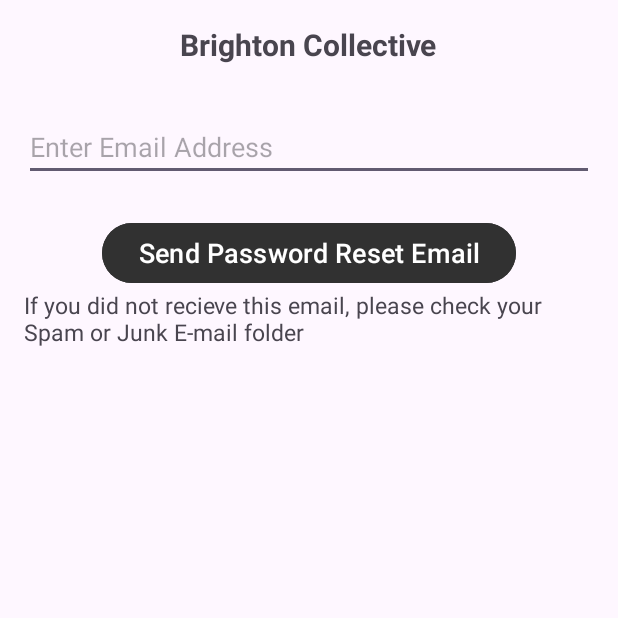
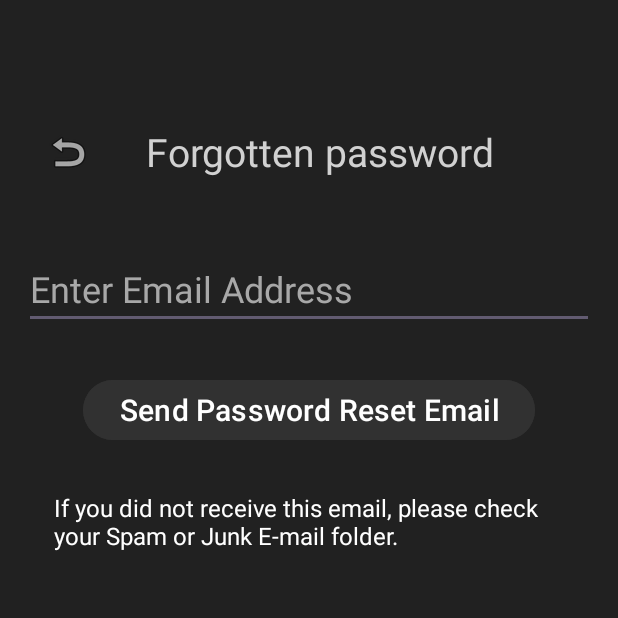
Before and after one commit to Ab2956/BrightonCollective, an Android app: the ForgottenPasswordActivity screen opened directly, with no data from a screen before it, on a phone screen of 412 x 824 dp, the top half of it. Run offline under Robolectric (Android 15) with nearby library versions, the phone set to English and light mode, and no system bars; our stand-ins replace Firebase (no records; nobody signed in at launch, a user with empty details on screens opened directly); Roboto replaces fonts that are not available here.

Commit message:
xml updates

```diff
--- a/app/src/main/res/layout/activity_forgotten_password.xml
+++ b/app/src/main/res/layout/activity_forgotten_password.xml
@@ -1,9 +1,10 @@
-<androidx.constraintlayout.widget.ConstraintLayout
+<RelativeLayout
     xmlns:android="http://schemas.android.com/apk/res/android"
     xmlns:app="http://schemas.android.com/apk/res-auto"
     android:id="@+id/main"
     android:layout_width="match_parent"
-    android:layout_height="match_parent">
+    android:layout_height="match_parent"
+    android:background="@color/backgroundColor">
 
     <LinearLayout
         android:layout_width="match_parent"
@@ -13,39 +14,69 @@
         android:layout_marginTop="50dp"
         android:gravity="center_horizontal">
 
-        <TextView
-            android:id="@+id/AppName"
-            android:layout_width="wrap_content"
-            android:layout_height="wrap_content"
-            android:text="Brighton Collective"
-            android:textSize="20sp"
-            android:textStyle="bold"
-            android:layout_marginBottom="32dp" />
+        <LinearLayout
+            android:layout_width="match_parent"
+            android:layout_height="50dp"
+            android:orientation="horizontal"
+            android:layout_gravity="center"
+            android:weightSum="100"
+            android:layout_marginTop="10dp"
+            android:layout_marginBottom="10dp">
+
+            <ImageButton
+                android:id="@+id/backButton"
+                android:layout_width="0dp"
+                android:layout_height="match_parent"
+                android:layout_gravity="center"
+                android:layout_weight="40"
+                android:background="?attr/selectableItemBackground"
+                android:contentDescription="@string/app_name"
+                app:srcCompat="@android:drawable/ic_menu_revert" />
+
+            <TextView
+                android:layout_width="wrap_content"
+                android:layout_height="wrap_content"
+                android:text="@string/forgotten_password"
+                android:layout_weight="30"
+                android:layout_gravity="center"
+                android:gravity="center"
+                android:textSize="26sp"
+                android:textColor="#D1D1D1">
+            </TextView>
+
+        </LinearLayout>
 
         <EditText
             android:id="@+id/UserInputResetEmail"
             android:layout_width="match_parent"
+            android:layout_marginTop="30dp"
             android:layout_height="wrap_content"
+            android:textColorHint="#A8A8A8"
+            android:textSize="24sp"
             android:hint="Enter Email Address"
             android:inputType="textEmailAddress"
-            android:layout_marginBottom="24dp"/>
+            android:layout_marginBottom="30dp"/>
 
         <Button
             android:id="@+id/sendPasswordResetEmail"
             style="@style/myButton"
+            android:textSize="20sp"
             android:layout_width="wrap_content"
             android:layout_height="wrap_content"
-            android:text="Send Password Reset Email" />
+            android:text="@string/send_password_reset_email"
+            android:layout_marginBottom="10dp"/>
 
         <TextView
             android:id="@+id/CheckJunkMail"
             android:layout_width="wrap_content"
             android:layout_height="wrap_content"
-            android:text="If you did not recieve this email, please check your Spam or Junk E-mail folder"
-            android:textSize="15sp"
+            android:text="@string/if_you_did_not_receive_this_email_please_check_your_spam_or_junk_e_mail_folder"
+            android:textSize="16sp"
+            android:padding="20dp"
+            android:textColor="@color/white"
             android:layout_marginBottom="32dp" />
 
 
     </LinearLayout>
 
-</androidx.constraintlayout.widget.ConstraintLayout>
+</RelativeLayout>
--- a/app/src/main/res/layout/activity_sign_up_verification.xml
+++ b/app/src/main/res/layout/activity_sign_up_verification.xml
@@ -5,7 +5,7 @@
     android:id="@+id/main"
     android:layout_width="match_parent"
     android:layout_height="match_parent"
-
+    android:background="@color/backgroundColor"
     tools:context=".SignUpVerification">
 
     <LinearLayout
--- a/app/src/main/res/values/strings.xml
+++ b/app/src/main/res/values/strings.xml
@@ -30,6 +30,8 @@
     <string name="login">Login</string>
     <string name="email">Email</string>
     <string name="passwordlogin">Password</string>
+    <string name="if_you_did_not_receive_this_email_please_check_your_spam_or_junk_e_mail_folder">If you did not receive this email, please check your Spam or Junk E-mail folder.</string>
+    <string name="send_password_reset_email">Send Password Reset Email</string>
 
 
 </resources>
```
